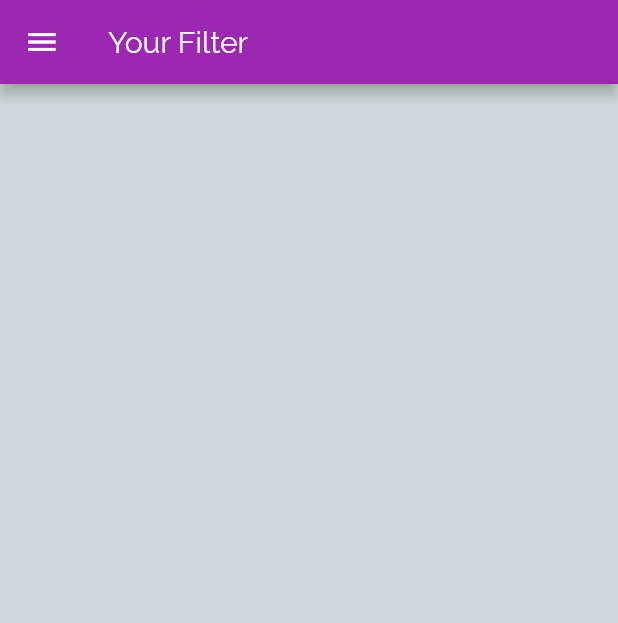
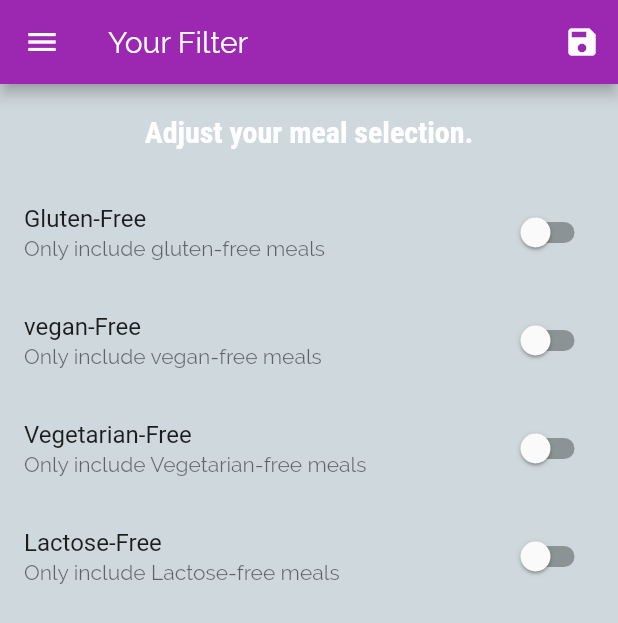
Before and after one commit to jithinvarghese/RecipeApp, a Flutter app: the FiltersScreen screen opened by its route, on a phone screen of 412 x 824 dp. Shown: the top 623 px of the screen. Run offline on Flutter 3.47's test engine with Material 2 defaults, Android fonts, the phone set to English and light mode, and no system bars.

Commit message:
Filter implmented

```diff
--- a/lib/main.dart
+++ b/lib/main.dart
@@ -6,9 +6,48 @@ import './screens/meal_detail_screen.dart';
 import './screens/tabs_screen.dart';
 import './screens/filters_screen.dart';
 
+import './dummy_data.dart';
+import './models/meal.dart';
+
 void main() => runApp(MyApp());
 
-class MyApp extends StatelessWidget {
+class MyApp extends StatefulWidget {
+  @override
+  _MyAppState createState() => _MyAppState();
+}
+
+class _MyAppState extends State<MyApp> {
+  Map<String, bool> _filter = {
+    'isGlutenFree': false,
+    'isVegan': false,
+    'isVegetarian': false,
+    'isLactoseFree': false,
+  };
+
+  List<Meal> _availableMeals = DUMMY_MEALS;
+
+  void _setFliter(Map<String, bool> filterData) {
+    setState(() {
+      _filter = filterData;
+
+      _availableMeals = DUMMY_MEALS.where((meal) {
+        if (_filter['isGlutenFree'] && !meal.isGlutenFree) {
+          return false;
+        }
+        if (_filter['isVegan'] && !meal.isVegan) {
+          return false;
+        }
+        if (_filter['isVegetarian'] && !meal.isVegetarian) {
+          return false;
+        }
+        if (_filter['isLactoseFree'] && !meal.isLactoseFree) {
+          return false;
+        }
+        return true;
+      }).toList();
+    });
+  }
+
   @override
   Widget build(BuildContext context) {
     return MaterialApp(
@@ -35,9 +74,10 @@ class MyApp extends StatelessWidget {
       ),
       routes: {
         '/': (ctx) => TabsScreen(),
-        CategoryMealsScreen.screenName: (ctx) => CategoryMealsScreen(),
+        CategoryMealsScreen.screenName: (ctx) =>
+            CategoryMealsScreen(_availableMeals),
         MealDetailScreen.screenName: (ctx) => MealDetailScreen(),
-        FiltersScreen.screenName: (ctx) => FiltersScreen(),
+        FiltersScreen.screenName: (ctx) => FiltersScreen(_filter, _setFliter),
       },
       // for safety if navgation looking for unknow name
       // onGenerateInitialRoutes is called when non registed route name or pushNamed route is called
--- a/lib/screens/filters_screen.dart
+++ b/lib/screens/filters_screen.dart
@@ -3,15 +3,119 @@ import 'package:flutter/material.dart';
 
 import '../widgets/main_drawer.dart';
 
-class FiltersScreen extends StatelessWidget {
+class FiltersScreen extends StatefulWidget {
   static const screenName = '/filter_screen';
+  final Function saveFilter;
+  final Map<String, bool> currentFilter;
+  FiltersScreen(this.currentFilter, this.saveFilter);
+
+  @override
+  _FiltersScreenState createState() => _FiltersScreenState();
+}
+
+class _FiltersScreenState extends State<FiltersScreen> {
+  var _isGlutenFree = false;
+  var _isVegan = false;
+  var _isVegetarian = false;
+  var _isLactoseFree = false;
+
+  @override
+  initState() {
+    _isGlutenFree = widget.currentFilter['isGlutenFree'];
+    _isVegan = widget.currentFilter['isVegan'];
+    _isVegetarian = widget.currentFilter['isVegetarian'];
+    _isLactoseFree = widget.currentFilter['isLactoseFree'];
+
+    super.initState();
+  }
+
+  Widget _buildSwitch(String title, String description, bool currentValue,
+      Function updateValue) {
+    return SwitchListTile(
+        title: Text(title),
+        value: currentValue,
+        subtitle: Text(description),
+        onChanged: updateValue);
+  }
+
   @override
   Widget build(BuildContext context) {
     return Scaffold(
       appBar: AppBar(
         title: Text('Your Filter'),
+        actions: [
+          IconButton(
+            icon: Icon(Icons.save),
+            onPressed: () {
+              final selectedFilter = {
+                'isGlutenFree': _isGlutenFree,
+                'isVegan': _isVegan,
+                'isVegetarian': _isVegetarian,
+                'isLactoseFree': _isLactoseFree,
+              };
+              widget.saveFilter(selectedFilter);
+            },
+          ),
+        ],
       ),
       drawer: MainDrawer(),
+      body: Column(
+        children: <Widget>[
+          Container(
+            padding: EdgeInsets.all(20),
+            child: Text(
+              'Adjust your meal selection.',
+              style: Theme.of(context).textTheme.headline6,
+            ),
+          ),
+          Expanded(
+            child: ListView(
+              children: [
+                _buildSwitch(
+                  'Gluten-Free',
+                  'Only include gluten-free meals',
+                  _isGlutenFree,
+                  (newvalue) {
+                    setState(() {
+                      _isGlutenFree = newvalue;
+                    });
+                  },
+                ),
+                _buildSwitch(
+                  'vegan-Free',
+                  'Only include vegan-free meals',
+                  _isVegan,
+                  (newvalue) {
+                    setState(() {
+                      _isVegan = newvalue;
+                    });
+                  },
+                ),
+                _buildSwitch(
+                  'Vegetarian-Free',
+                  'Only include Vegetarian-free meals',
+                  _isVegetarian,
+                  (newvalue) {
+                    setState(() {
+                      _isVegetarian = newvalue;
+                    });
+                  },
+                ),
+                _buildSwitch(
+                  'Lactose-Free',
+                  'Only include Lactose-free meals',
+                  _isLactoseFree,
+                  (newvalue) {
+                    setState(() {
+                      _isLactoseFree = newvalue;
+                    });
+                  },
+                ),
+              ],
+            ),
+          )
+        ],
+      ),
     );
   }
 }
--- a/lib/screens/meal_detail_screen.dart
+++ b/lib/screens/meal_detail_screen.dart
@@ -103,6 +103,7 @@ class MealDetailScreen extends StatelessWidget {
         child: Icon(Icons.delete),
         onPressed: () {
           Navigator.of(context).pop(mealId);
+          print("1");
         },
       ),
     );
--- a/lib/widgets/meal_item.dart
+++ b/lib/widgets/meal_item.dart
@@ -71,6 +71,7 @@ class MealItem extends StatelessWidget {
         .then((result) => {
               if (result != null)
                 {
+                  print("2"),
                   removeItem(result),
                 }
             });
```
Also changed, not shown: lib/screens/category_meals_screen.dart (+52 -16 lines).
